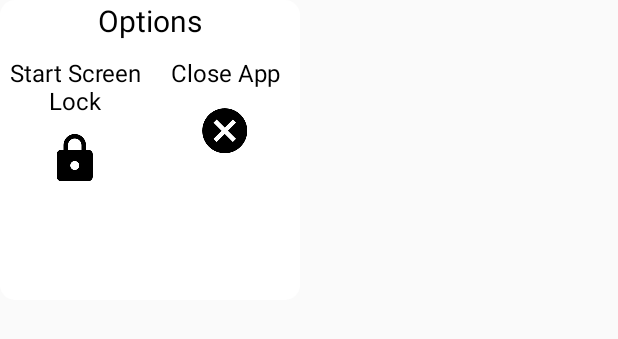
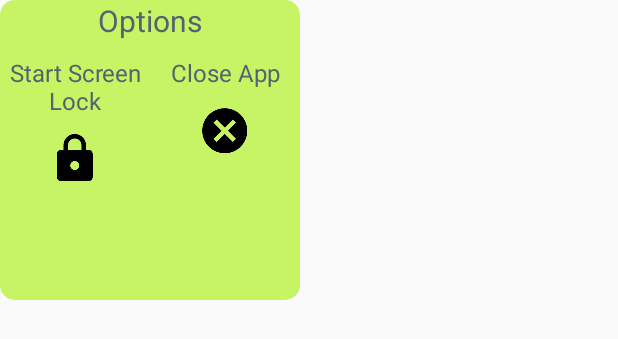
Before and after one commit to datrueonejay/LittleFingers, an Android app: the layout options_menu.xml on its own in the app's theme, with its tools: preview values and no code run, on a phone screen of 412 x 824 dp. Shown: the top 339 px of the screen. Run offline under Robolectric (Android 15) with nearby library versions, the phone set to English and light mode, and no system bars.

Commit message:
Ensure buttons are held to remove locked screen. added colours

```diff
--- a/app/src/main/res/drawable/rounded_rectangle.xml
+++ b/app/src/main/res/drawable/rounded_rectangle.xml
@@ -2,7 +2,7 @@
 <shape xmlns:android="http://schemas.android.com/apk/res/android"
        android:shape="rectangle">
 
-    <solid android:color="#ffffff" />
+    <solid android:color="@color/green" />
 
     <corners
         android:bottomLeftRadius="10dp"
--- a/app/src/main/res/layout/options_menu.xml
+++ b/app/src/main/res/layout/options_menu.xml
@@ -12,7 +12,7 @@
         android:text="@string/options_title"
         android:textAlignment="center"
         android:textSize="20sp"
-        android:textColor="@android:color/black"
+        android:textColor="@color/grey"
         android:layout_marginBottom="10sp"/>
 
     <GridLayout
@@ -32,7 +32,7 @@
                 android:layout_height="wrap_content"
                 android:text="@string/start_screen_lock"
                 android:textSize="16sp"
-                android:textColor="@android:color/black"
+                android:textColor="@color/grey"
                 android:textAlignment="center"
                 android:layout_gravity="center_horizontal"
                 android:layout_marginBottom="10sp"/>
@@ -55,7 +55,7 @@
                 android:layout_height="wrap_content"
                 android:text="@string/close_app"
                 android:textSize="16sp"
-                android:textColor="@android:color/black"
+                android:textColor="@color/grey"
                 android:textAlignment="center"
                 android:layout_gravity="center_horizontal"
                 android:layout_marginBottom="10sp"/>
--- a/app/src/main/res/values/colors.xml
+++ b/app/src/main/res/values/colors.xml
@@ -3,6 +3,10 @@
     <color name="colorPrimary">#3F51B5</color>
     <color name="colorPrimaryDark">#303F9F</color>
     <color name="colorAccent">#FF4081</color>
-    <color name="green">#008000</color>
-    <color name="red">#ff0000</color>
+
+    <color name="aqua">#4ECDC4</color>
+    <color name="grey">#556270</color>
+    <color name="green">#C7F464</color>
+    <color name="red">#C44D58</color>
+    <color name="pink">#FF6B6B</color>
 </resources>
```
Also changed, not shown: app/src/main/java/com/datrueonejay/littlefingers/Services/MainMenuService.java (+59 -5 lines).
